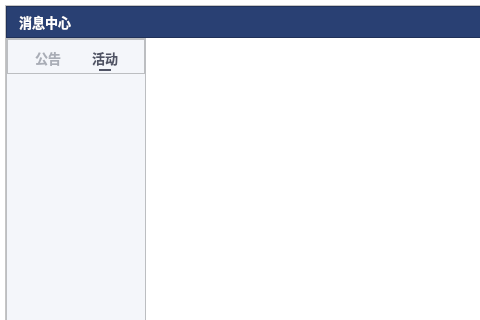
ZhouMei20220810/TEST, file messagecenterdialog.ui: the form before one commit; both pictures show x 0 to 480 and y 0 to 320 of the 650 by 498 pixel window.
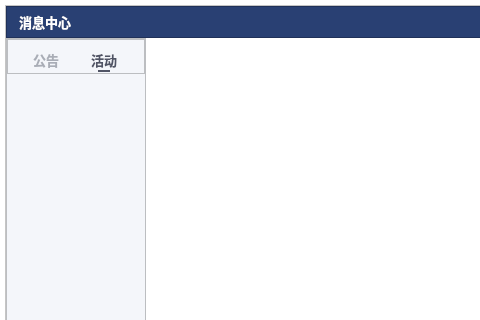
The form after the commit. Icons and pictures are not drawn. Custom widgets are drawn as their Qt base class.

Commit message: 通知消息滚动条和未读提示

What changed in the file:
```diff
--- a/messagecenterdialog.ui
+++ b/messagecenterdialog.ui
@@ -34,6 +34,71 @@
    </property>
    <item>
     <widget class="QFrame" name="frame_4">
+     <property name="styleSheet">
+      <string notr="true">QScrollBar::add-page:vertical, QScrollBar::sub-page:vertical {
+                             background: none;
+width: 0px;
+height: 0px;
+                         }
+QScrollBar:vertical {
+                     border: none;
+                     background: none;
+                     width: 8px;
+                     margin: 0px 0 0px 0;
+                 }
+                 QScrollBar::handle:vertical {
+                     background: #FFD7D7DE;
+min-height: 20px;
+border-radius: 4px;
+border: none;
+                 }
+                 QScrollBar::add-line:vertical {
+                     border: 0px solid grey;
+background: #000000;
+height: 0px;
+subcontrol-position: bottom;
+subcontrol-origin: margin;
+                 }
+                 QScrollBar::sub-line:vertical {
+                     border: 0px solid grey;
+background: #000000;
+height: 0px;
+subcontrol-position: top;
+subcontrol-origin: margin;
+                 }
+
+QScrollBar::add-page:horizontal, QScrollBar::sub-page:horizontal {
+                             background: none;
+width: 0px;
+height: 0px;
+                         }
+QScrollBar:horizontal {
+                     border: none;
+                     background: none;
+                     height: 8px;
+                     margin: 0px 0 0px 0;
+                 }
+                 QScrollBar::handle:horizontal {
+                     background: #FFD7D7DE;
+min-width: 20px;
+border-radius: 4px;
+border: none;
+                 }
+                 QScrollBar::add-line:horizontal {
+                     border: 0px solid grey;
+background: #000000;
+width: 0px;
+subcontrol-position: bottom;
+subcontrol-origin: margin;
+                 }
+                 QScrollBar::sub-line:horizontal {
+                     border: 0px solid grey;
+background: #000000;
+width: 0px;
+subcontrol-position: top;
+subcontrol-origin: margin;
+                 }</string>
+     </property>
      <property name="frameShape">
       <enum>QFrame::StyledPanel</enum>
      </property>
@@ -462,13 +527,13 @@
                <widget class="QMouseFrame" name="frame_21">
                 <property name="minimumSize">
                  <size>
-                  <width>26</width>
+                  <width>29</width>
                   <height>0</height>
                  </size>
                 </property>
                 <property name="maximumSize">
                  <size>
-                  <width>26</width>
+                  <width>29</width>
                   <height>16777215</height>
                  </size>
                 </property>
@@ -489,10 +554,10 @@
                   <number>0</number>
                  </property>
                  <property name="topMargin">
-                  <number>0</number>
+                  <number>3</number>
                  </property>
                  <property name="rightMargin">
-                  <number>0</number>
+                  <number>3</number>
                  </property>
                  <property name="bottomMargin">
                   <number>0</number>
@@ -610,13 +675,13 @@
                <widget class="QMouseFrame" name="frame_22">
                 <property name="minimumSize">
                  <size>
-                  <width>26</width>
+                  <width>29</width>
                   <height>0</height>
                  </size>
                 </property>
                 <property name="maximumSize">
                  <size>
-                  <width>26</width>
+                  <width>29</width>
                   <height>16777215</height>
                  </size>
                 </property>
@@ -637,10 +702,10 @@
                   <number>0</number>
                  </property>
                  <property name="topMargin">
-                  <number>0</number>
+                  <number>3</number>
                  </property>
                  <property name="rightMargin">
-                  <number>0</number>
+                  <number>3</number>
                  </property>
                  <property name="bottomMargin">
                   <number>0</number>
```
Left out of the diff: 6 changed lines with no effect on the pictures.
